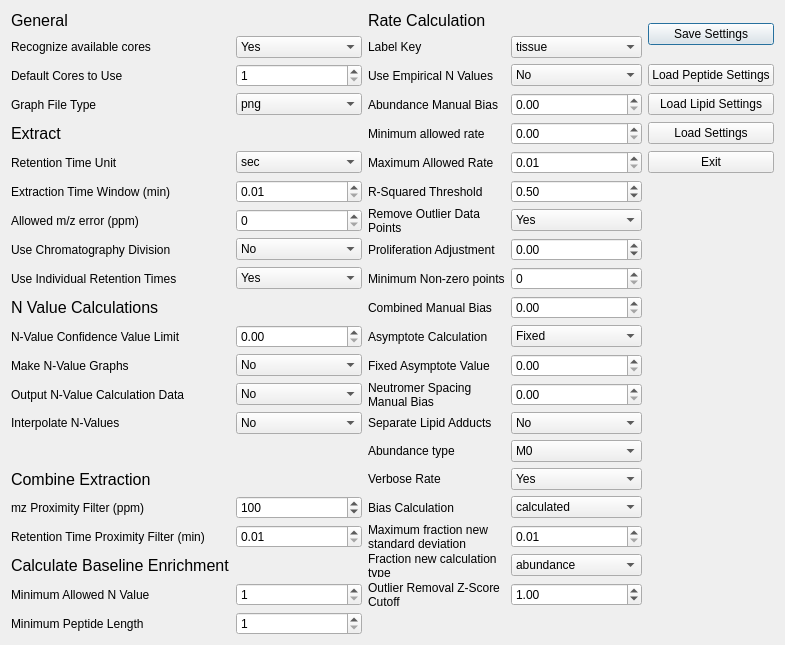
Old version of the form ui_files/Settings_Menu.ui in the repository JC-Price/DeuteRater.
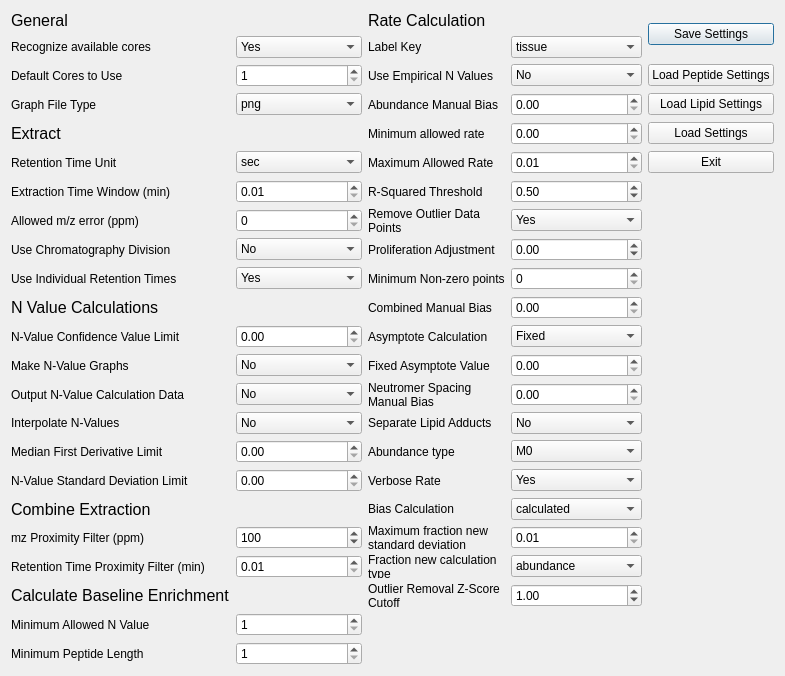
New version of the form.

Commit message: Added standard deviation and median first derivative settings

```diff
--- a/ui_files/Settings_Menu.ui
+++ b/ui_files/Settings_Menu.ui
@@ -14,7 +14,7 @@
    <string>Dialog</string>
   </property>
   <layout class="QGridLayout" name="gridLayout">
-   <item row="20" column="1">
+   <item row="21" column="1">
     <widget class="QSpinBox" name="min_allowed_n_value">
      <property name="minimum">
       <number>1</number>
@@ -24,14 +24,14 @@
      </property>
     </widget>
    </item>
-   <item row="20" column="0">
+   <item row="21" column="0">
     <widget class="QLabel" name="label_25">
      <property name="text">
       <string>Minimum Allowed N Value</string>
      </property>
     </widget>
    </item>
-   <item row="21" column="1">
+   <item row="22" column="1">
     <widget class="QSpinBox" name="min_AA_length">
      <property name="minimum">
       <number>1</number>
@@ -41,7 +41,7 @@
      </property>
     </widget>
    </item>
-   <item row="19" column="0">
+   <item row="20" column="0">
     <widget class="QLabel" name="label_7">
      <property name="font">
       <font>
@@ -53,14 +53,14 @@
      </property>
     </widget>
    </item>
-   <item row="18" column="0">
+   <item row="19" column="0">
     <widget class="QLabel" name="label_31">
      <property name="text">
       <string>Retention Time Proximity Filter (min)</string>
      </property>
     </widget>
    </item>
-   <item row="18" column="1">
+   <item row="19" column="1">
     <widget class="QDoubleSpinBox" name="rt_prox_filter">
      <property name="minimum">
       <double>0.010000000000000</double>
@@ -200,14 +200,14 @@
      </property>
     </widget>
    </item>
-   <item row="21" column="0">
+   <item row="22" column="0">
     <widget class="QLabel" name="label_24">
      <property name="text">
       <string>Minimum Peptide Length</string>
      </property>
     </widget>
    </item>
-   <item row="17" column="1">
+   <item row="18" column="1">
     <widget class="QSpinBox" name="mz_prox_filter">
      <property name="minimum">
       <number>1</number>
@@ -223,7 +223,7 @@
      </property>
     </widget>
    </item>
-   <item row="17" column="0">
+   <item row="18" column="0">
     <widget class="QLabel" name="label_27">
      <property name="text">
       <string>mz Proximity Filter (ppm)</string>
@@ -686,7 +686,7 @@
      </item>
     </widget>
    </item>
-   <item row="16" column="0">
+   <item row="17" column="0">
     <widget class="QLabel" name="label_">
      <property name="sizePolicy">
       <sizepolicy hsizetype="Preferred" vsizetype="Minimum">
@@ -832,6 +832,58 @@
      </item>
     </widget>
    </item>
+   <item row="15" column="0">
+    <widget class="QLabel" name="label_57">
+     <property name="acceptDrops">
+      <bool>false</bool>
+     </property>
+     <property name="text">
+      <string>Median First Derivative Limit</string>
+     </property>
+     <property name="scaledContents">
+      <bool>false</bool>
+     </property>
+     <property name="wordWrap">
+      <bool>true</bool>
+     </property>
+    </widget>
+   </item>
+   <item row="15" column="1">
+    <widget class="QDoubleSpinBox" name="med_derivative_limit">
+     <property name="minimum">
+      <double>0.000000000000000</double>
+     </property>
+     <property name="singleStep">
+      <double>0.010000000000000</double>
+     </property>
+    </widget>
+   </item>
+   <item row="16" column="0">
+    <widget class="QLabel" name="label_58">
+     <property name="acceptDrops">
+      <bool>false</bool>
+     </property>
+     <property name="text">
+      <string>N-Value Standard Deviation Limit</string>
+     </property>
+     <property name="scaledContents">
+      <bool>false</bool>
+     </property>
+     <property name="wordWrap">
+      <bool>true</bool>
+     </property>
+    </widget>
+   </item>
+   <item row="16" column="1">
+    <widget class="QDoubleSpinBox" name="nv_stddev_limit">
+     <property name="minimum">
+      <double>0.000000000000000</double>
+     </property>
+     <property name="singleStep">
+      <double>0.010000000000000</double>
+     </property>
+    </widget>
+   </item>
    <item row="1" column="0">
     <widget class="QLabel" name="label_9">
      <property name="text">
```
The commit also changes 5 other files.
